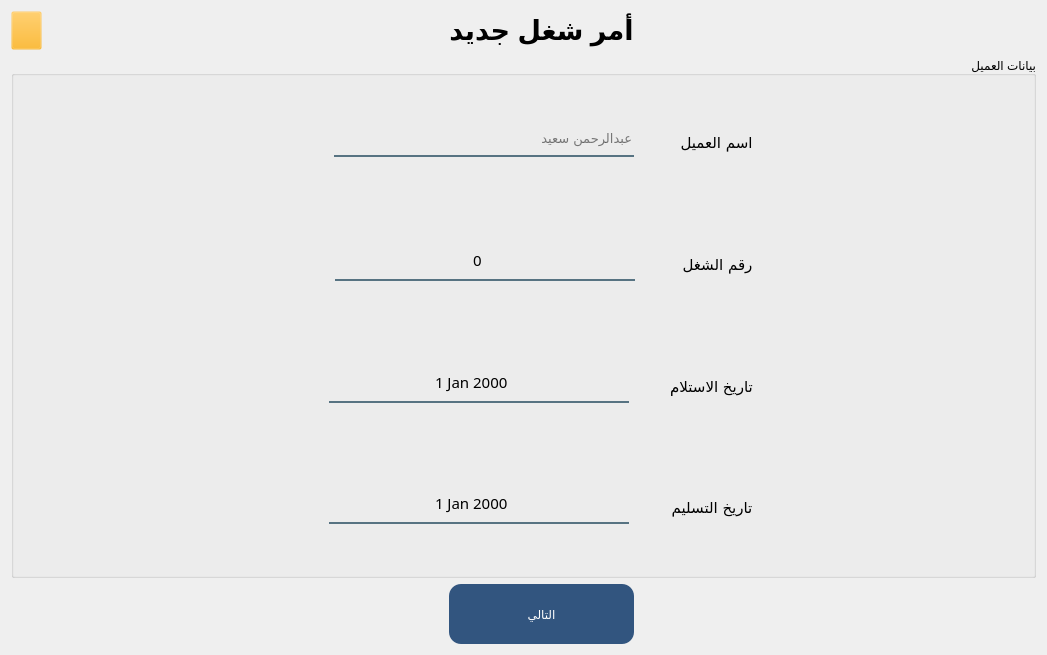
This is forms/newOrder_view.ui in Abdel-RahmanSaied/treeAdvertising as Qt 5 draws it before an edit. The edited form follows.
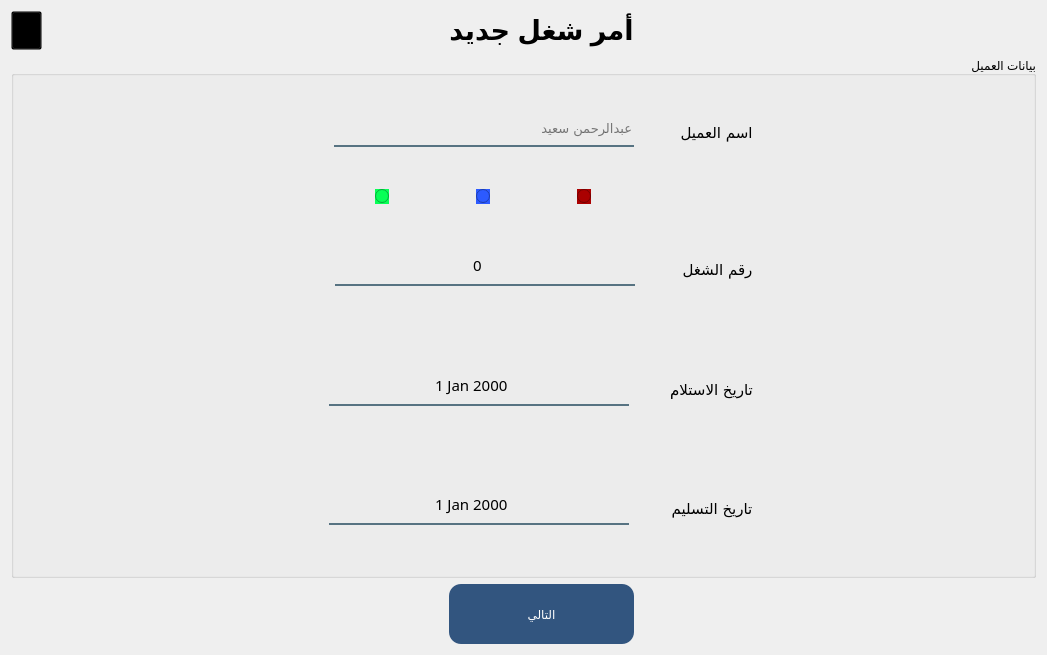
This is the edited form. Icons and pictures are not drawn.

Commit message: some edit in ui and add notes view

Diff of the .ui file:
```diff
--- a/forms/newOrder_view.ui
+++ b/forms/newOrder_view.ui
@@ -29,7 +29,7 @@
       </size>
      </property>
      <property name="styleSheet">
-      <string notr="true">background-color: rgb(255, 170, 0,4);</string>
+      <string notr="true">background-color: rgb(0, 0, 0,0);</string>
      </property>
      <property name="text">
       <string/>
@@ -118,9 +118,11 @@
        </spacer>
       </item>
       <item row="0" column="1">
+       <layout class="QVBoxLayout" name="verticalLayout_2">
+        <item>
        <layout class="QVBoxLayout" name="verticalLayout">
         <item>
-         <layout class="QHBoxLayout" name="horizontalLayout_3">
+           <layout class="QHBoxLayout" name="horizontalLayout_2">
           <item>
            <spacer name="horizontalSpacer_14">
             <property name="orientation">
@@ -128,8 +130,8 @@
             </property>
             <property name="sizeHint" stdset="0">
              <size>
-              <width>40</width>
-              <height>20</height>
+                <width>34</width>
+                <height>96</height>
              </size>
             </property>
            </spacer>
@@ -176,8 +178,8 @@
             </property>
             <property name="sizeHint" stdset="0">
              <size>
-              <width>40</width>
-              <height>20</height>
+                <width>34</width>
+                <height>96</height>
              </size>
             </property>
            </spacer>
@@ -207,6 +209,111 @@
          </layout>
         </item>
         <item>
+           <layout class="QHBoxLayout" name="horizontalLayout_3">
+            <item>
+             <layout class="QHBoxLayout" name="horizontalLayout">
+              <item>
+               <spacer name="horizontalSpacer_17">
+                <property name="orientation">
+                 <enum>Qt::Horizontal</enum>
+                </property>
+                <property name="sizeHint" stdset="0">
+                 <size>
+                  <width>40</width>
+                  <height>20</height>
+                 </size>
+                </property>
+               </spacer>
+              </item>
+              <item>
+               <widget class="QRadioButton" name="radioButton_3">
+                <property name="styleSheet">
+                 <string notr="true">background-color: rgb(8, 255, 86);</string>
+                </property>
+                <property name="text">
+                 <string/>
+                </property>
+               </widget>
+              </item>
+              <item>
+               <spacer name="horizontalSpacer_15">
+                <property name="orientation">
+                 <enum>Qt::Horizontal</enum>
+                </property>
+                <property name="sizeHint" stdset="0">
+                 <size>
+                  <width>40</width>
+                  <height>20</height>
+                 </size>
+                </property>
+               </spacer>
+              </item>
+              <item>
+               <widget class="QRadioButton" name="radioButton_2">
+                <property name="styleSheet">
+                 <string notr="true">background-color: rgb(44, 90, 255);</string>
+                </property>
+                <property name="text">
+                 <string/>
+                </property>
+               </widget>
+              </item>
+              <item>
+               <spacer name="horizontalSpacer_16">
+                <property name="orientation">
+                 <enum>Qt::Horizontal</enum>
+                </property>
+                <property name="sizeHint" stdset="0">
+                 <size>
+                  <width>40</width>
+                  <height>20</height>
+                 </size>
+                </property>
+               </spacer>
+              </item>
+              <item>
+               <widget class="QRadioButton" name="radioButton">
+                <property name="styleSheet">
+                 <string notr="true">background-color: rgb(170, 0, 0);</string>
+                </property>
+                <property name="text">
+                 <string/>
+                </property>
+               </widget>
+              </item>
+              <item>
+               <spacer name="horizontalSpacer_18">
+                <property name="orientation">
+                 <enum>Qt::Horizontal</enum>
+                </property>
+                <property name="sizeHint" stdset="0">
+                 <size>
+                  <width>40</width>
+                  <height>20</height>
+                 </size>
+                </property>
+               </spacer>
+              </item>
+              <item>
+               <spacer name="horizontalSpacer_19">
+                <property name="orientation">
+                 <enum>Qt::Horizontal</enum>
+                </property>
+                <property name="sizeHint" stdset="0">
+                 <size>
+                  <width>40</width>
+                  <height>20</height>
+                 </size>
+                </property>
+               </spacer>
+              </item>
+             </layout>
+            </item>
+           </layout>
+          </item>
+         </layout>
+        </item>
+        <item>
          <layout class="QHBoxLayout" name="horizontalLayout_4">
           <item>
            <spacer name="horizontalSpacer_9">
```
Left out of the diff: 136 changed lines with no effect on the pictures. Lines whose indentation alone changed are shown as unchanged. The commit also changes 9 other files.
